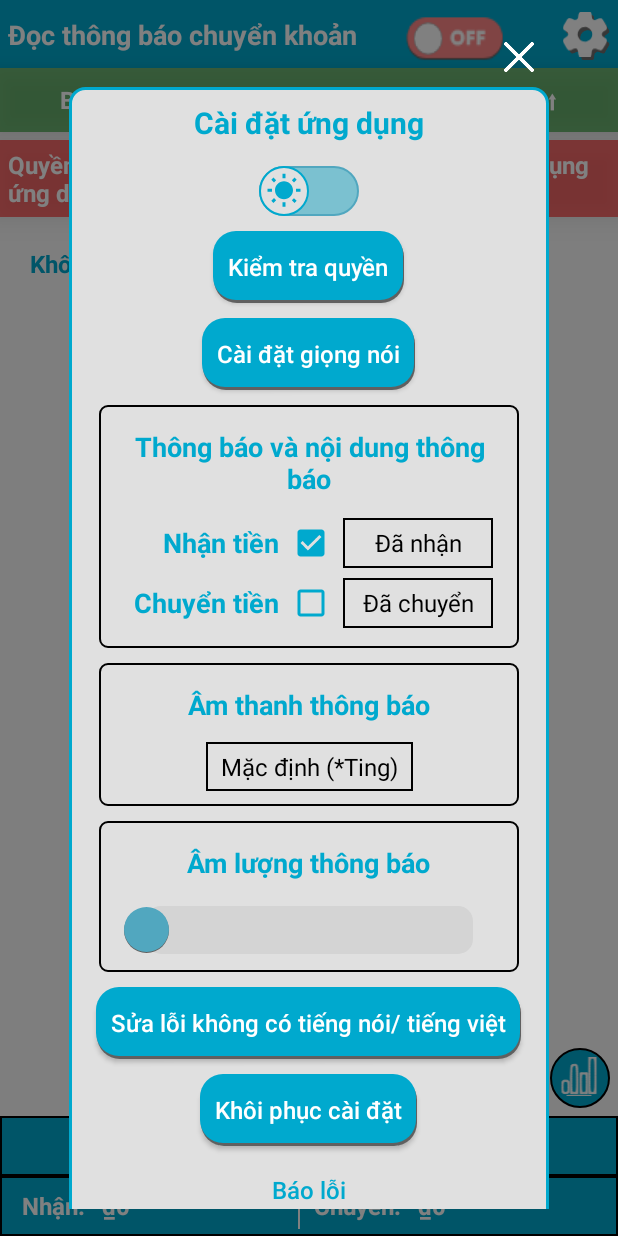
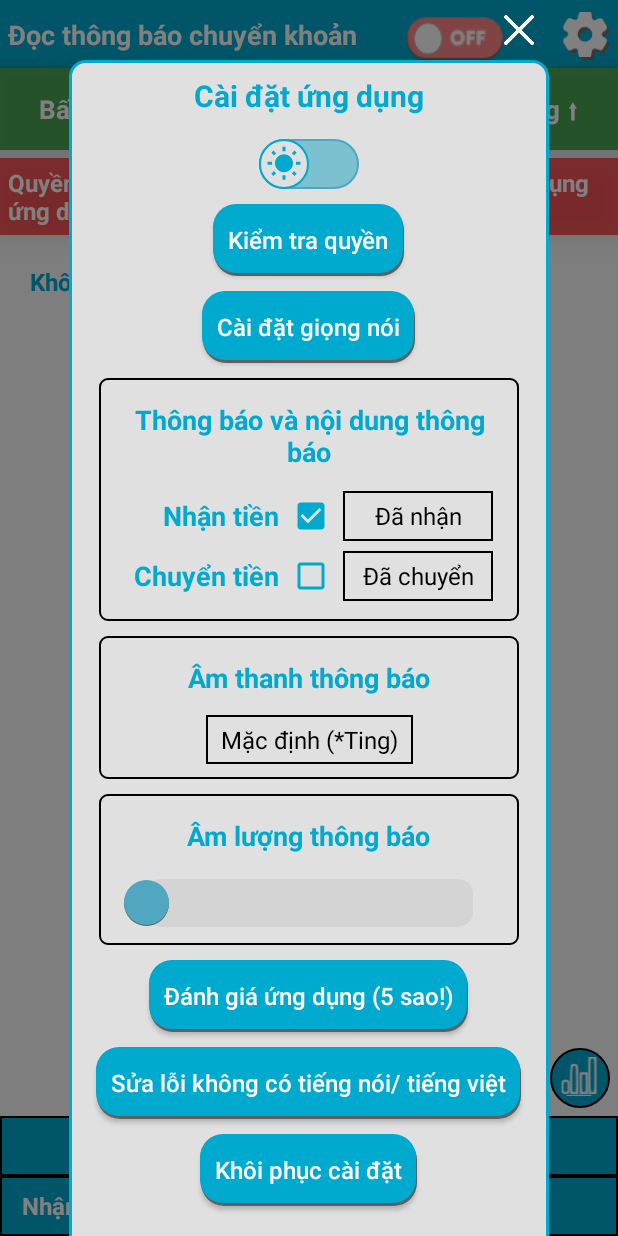
Before and after one commit to ducnh298/Doc-thong-bao-chuyen-khoan-Android-app, an Android app: the screen it shows after launch (MainActivity), after a tap on an icon or button, on a phone screen of 412 x 824 dp. Run offline under Robolectric (Android 15) with nearby library versions, the phone set to English and light mode, and no system bars; our stand-ins replace Room's generated code.

Commit message:
v1.5.13 - Improve user interface, add rate app button, bugs fixed

```diff
--- a/app/build.gradle.kts
+++ b/app/build.gradle.kts
@@ -14,7 +14,7 @@ android {
         applicationId = "com.app.docthongbaochuyenkhoan"
         minSdk = 24
         targetSdk = 35
-        versionCode = 12
+        versionCode = 13
         versionName = "1.5"
         archivesName = "Đọc thông báo chuyển khoản-v$versionName.$versionCode"
 
--- a/app/src/main/java/com/app/docthongbaochuyenkhoan/ui/activity/MainActivity.kt
+++ b/app/src/main/java/com/app/docthongbaochuyenkhoan/ui/activity/MainActivity.kt
@@ -407,6 +407,7 @@ class MainActivity : AppCompatActivity(), SettingDialogFragment.SettingDialogLis
         dialogBinding.btnNotShowAgain.setOnCheckedChangeListener { _, isChecked ->
             SharedPreferencesManager.saveNotShowAgainDialogSettingHelper(isChecked)
         }
+        dialogBinding.tvNotShowAgain.setOnClickListener { dialogBinding.btnNotShowAgain.performClick()}
 
         dialogBinding.iBtnClose.setOnClickListener {
             dialog.dismiss()
--- a/app/src/main/res/layout/activity_main.xml
+++ b/app/src/main/res/layout/activity_main.xml
@@ -28,10 +28,10 @@
         android:elevation="10dp"
         android:gravity="center"
         android:foreground="?attr/selectableItemBackgroundBorderless"
-        android:padding="10dp"
+        android:padding="15dp"
         android:text="Bấm công tắc sang ON để sử dụng tính năng ⬆"
         android:textColor="@color/white"
-        android:textSize="16sp"
+        android:textSize="17sp"
         android:textStyle="bold"
         android:visibility="gone"
         app:layout_constraintLeft_toLeftOf="parent"
@@ -51,7 +51,7 @@
         android:textColor="@color/white"
         android:textSize="16sp"
         android:textStyle="bold"
-        android:visibility="gone"
+        android:visibility="visible"
         android:layout_marginTop="5dp"
         app:layout_constraintLeft_toLeftOf="parent"
         app:layout_constraintRight_toRightOf="parent"
--- a/app/src/main/res/layout/dialog_setting.xml
+++ b/app/src/main/res/layout/dialog_setting.xml
@@ -306,6 +306,22 @@
             </androidx.constraintlayout.widget.ConstraintLayout>
 
             <androidx.appcompat.widget.AppCompatButton
+                android:id="@+id/btnRateApp"
+                android:layout_width="wrap_content"
+                android:layout_height="wrap_content"
+                android:layout_marginHorizontal="32dp"
+                android:text="Đánh giá ứng dụng (5 sao!)"
+                android:layout_gravity="center"
+                android:layout_marginTop="10dp"
+                android:textAllCaps="false"
+                android:elevation="5dp"
+                android:paddingHorizontal="10dp"
+                android:textColor="@color/white"
+                android:background="@drawable/btn_blue"
+                android:textSize="16sp"
+                app:iconGravity="textStart"/>
+
+            <androidx.appcompat.widget.AppCompatButton
                 android:id="@+id/btnShowTTSHelper"
                 android:layout_width="wrap_content"
                 android:layout_height="wrap_content"
--- a/app/src/main/res/layout/dialog_tts_helper.xml
+++ b/app/src/main/res/layout/dialog_tts_helper.xml
@@ -61,6 +61,7 @@
                     android:gravity="center" />
 
                 <TextView
+                    android:id="@+id/tvNotShowAgain"
                     android:layout_width="wrap_content"
                     android:layout_height="match_parent"
                     android:gravity="center"
--- a/app/src/main/res/values/colors.xml
+++ b/app/src/main/res/values/colors.xml
@@ -12,9 +12,9 @@
     <color name="dark_green">#229A40</color>
     <color name="light_red">#ff8787</color>
     <color name="red">#FF3131</color>
-    <color name="transparent_red">#8AFF0000</color>
+    <color name="transparent_red">#9FFF0000</color>
     <color name="transparent_white">#DDFFFFFF</color>
-    <color name="transparent_green">#B4399C40</color>
+    <color name="transparent_green">#DF399C40</color>
     <color name="transparent">#00FFFFFF</color>
 
     <color name="background">@color/white</color>
```
Also changed, not shown: app/src/main/java/com/app/docthongbaochuyenkhoan/controller/NotificationReader.kt (+8 -4 lines), app/src/main/java/com/app/docthongbaochuyenkhoan/ui/activity/StatisticsActivity.kt (+14 -3 lines), app/src/main/java/com/app/docthongbaochuyenkhoan/ui/dialog/SettingDialogFragment.kt (+33 -5 lines).
